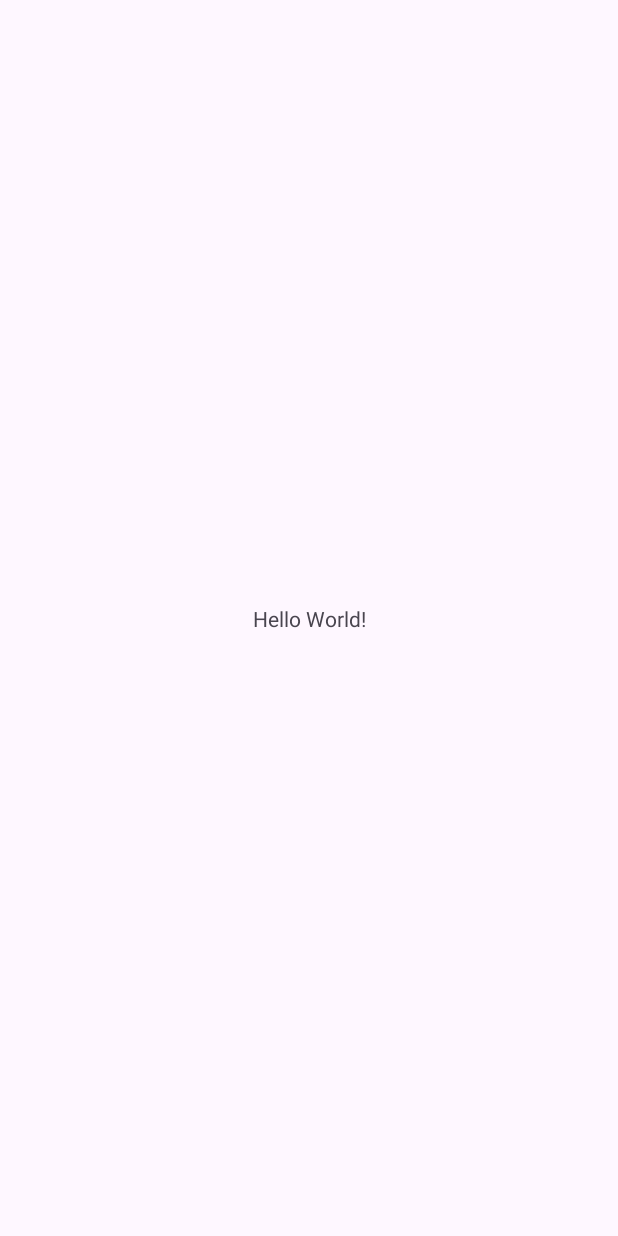
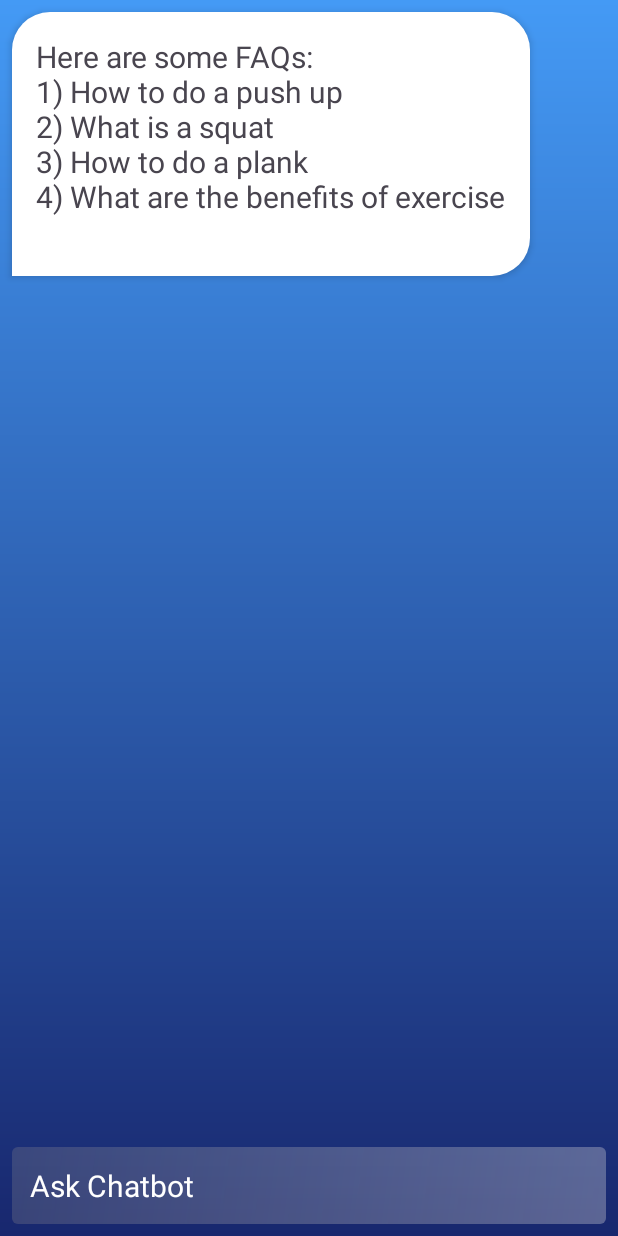
Before and after one commit to Liojn/MAD24_P01_Team1, an Android app: the screen it shows after launch (MainActivity before the commit, ChatbotActivity after it), on a phone screen of 412 x 824 dp. Before the commit the screen is almost empty. Run offline under Robolectric (Android 15) with nearby library versions, the phone set to English and light mode, and no system bars.

Commit message:
My Branch

```diff
--- /dev/null
+++ b/app/src/main/java/sg/edu/np/mad/fitnessultimate/activity/ChatbotActivity.java
@@ -0,0 +1,98 @@
+package sg.edu.np.mad.fitnessultimate.activity;
+
+import android.os.Bundle;
+import androidx.activity.EdgeToEdge;
+import androidx.appcompat.app.AppCompatActivity;
+import androidx.core.graphics.Insets;
+import androidx.core.view.ViewCompat;
+import androidx.core.view.WindowInsetsCompat;
+import androidx.recyclerview.widget.LinearLayoutManager;
+import androidx.recyclerview.widget.RecyclerView;
+import sg.edu.np.mad.fitnessultimate.R;
+import sg.edu.np.mad.fitnessultimate.adapter.MessageAdapter;
+import sg.edu.np.mad.fitnessultimate.model.ResponseMessage;
+import android.view.KeyEvent;
+import android.view.inputmethod.EditorInfo;
+import android.widget.EditText;
+import android.widget.TextView;
+import java.util.ArrayList;
+import java.util.List;
+
+public class ChatbotActivity extends AppCompatActivity {
+
+    EditText userInput;
+    RecyclerView recyclerView;
+    MessageAdapter messageAdapter;
+    List<ResponseMessage> responseMessageList;
+
+    @Override
+    protected void onCreate(Bundle savedInstanceState) {
+        super.onCreate(savedInstanceState);
+        EdgeToEdge.enable(this);
+        setContentView(R.layout.activity_chatbot);
+        ViewCompat.setOnApplyWindowInsetsListener(findViewById(R.id.main), (v, insets) -> {
+            Insets systemBars = insets.getInsets(WindowInsetsCompat.Type.systemBars());
+            v.setPadding(systemBars.left, systemBars.top, systemBars.right, systemBars.bottom);
+            return insets;
+        });
+
+        userInput = findViewById(R.id.userInput);
+        recyclerView = findViewById(R.id.conversation);
+        responseMessageList = new ArrayList<>();
+        messageAdapter = new MessageAdapter(responseMessageList, this);
+        recyclerView.setLayoutManager(new LinearLayoutManager(this, LinearLayoutManager.VERTICAL,false));
+        recyclerView.setAdapter(messageAdapter);
+
+
+        displayFaqMessage();
+
+        userInput.setOnEditorActionListener(new TextView.OnEditorActionListener() {
+            @Override
+            public boolean onEditorAction(TextView textView, int i, KeyEvent keyEvent) {
+                if (i == EditorInfo.IME_ACTION_SEND) {
+                    String userMessage = userInput.getText().toString().toLowerCase();
+                    addMessageToChat(userMessage, true);
+                    String botResponse = getResponseForMessage(userMessage);
+                    addMessageToChat(botResponse, false);
+                    userInput.setText("");  // Clear input field
+                }
+                return false;
+            }
+        });
+    }
+
+    private void displayFaqMessage() {
+        String faqMessage = "Here are some FAQs:\n1) How to do a push up\n2) What is a squat\n3) How to do a plank\n4) What are the benefits of exercise\n";
+        addMessageToChat(faqMessage, false);
+    }
+
+    private void addMessageToChat(String message, boolean isUser) {
+        ResponseMessage responseMessage = new ResponseMessage(message, isUser);
+        responseMessageList.add(responseMessage);
+        messageAdapter.notifyDataSetChanged();
+        if (!isLastVisible()) {
+            recyclerView.smoothScrollToPosition(messageAdapter.getItemCount() - 1);
+        }
+    }
+
+    private String getResponseForMessage(String message) {
+        if (message.contains("1") || message.contains("push up")) {
+            return "To do a push up, start in a plank position, lower your body until your chest nearly touches the floor, and then push back up.";
+        } else if (message.contains("2") || message.contains("squat")) {
+            return "A squat is a strength exercise in which you lower your hips from a standing position and then stand back up.";
+        } else if (message.contains("3") || message.contains("plank")) {
+            return "To do a plank, hold your body in a straight line in a push-up position, supporting your weight on your forearms and toes.";
+        } else if (message.contains("4") || message.contains("benefits of exercise")) {
+            return "Exercise has many benefits including improving cardiovascular health, strengthening muscles, and enhancing mental health.";
+        } else {
+            return "Sorry, I don't have an answer for that. Please ask another question.";
+        }
+    }
+
+    boolean isLastVisible() {
+        LinearLayoutManager layoutManager = ((LinearLayoutManager) recyclerView.getLayoutManager());
+        int pos = layoutManager.findLastCompletelyVisibleItemPosition();
+        int numItems = recyclerView.getAdapter().getItemCount();
+        return (pos >= numItems);
+    }
+}
--- a/app/src/main/java/sg/edu/np/mad/fitnessultimate/MainActivity.java
+++ b/app/src/main/java/sg/edu/np/mad/fitnessultimate/activity/MainActivity.java
@@ -1,4 +1,4 @@
-package sg.edu.np.mad.fitnessultimate;
+package sg.edu.np.mad.fitnessultimate.activity;
 
 import android.os.Bundle;
 
@@ -7,6 +7,8 @@ import androidx.appcompat.app.AppCompatActivity;
 import androidx.core.graphics.Insets;
 import androidx.core.view.ViewCompat;
 import androidx.core.view.WindowInsetsCompat;
+
+import sg.edu.np.mad.fitnessultimate.R;
 
 public class MainActivity extends AppCompatActivity {
 
--- /dev/null
+++ b/app/src/main/java/sg/edu/np/mad/fitnessultimate/adapter/MessageAdapter.java
@@ -0,0 +1,56 @@
+package sg.edu.np.mad.fitnessultimate.adapter;
+import android.content.Context;
+import android.view.LayoutInflater;
+import android.view.ViewGroup;
+
+import androidx.recyclerview.widget.RecyclerView;
+import android.view.View;
+
+import android.widget.TextView;
+
+import java.util.List;
+
+import sg.edu.np.mad.fitnessultimate.R;
+import sg.edu.np.mad.fitnessultimate.model.ResponseMessage;
+
+public class MessageAdapter extends RecyclerView.Adapter<MessageAdapter.CustomViewHolder> {
+
+    List<ResponseMessage> responseMessages;
+    Context context;
+    class CustomViewHolder extends RecyclerView.ViewHolder{
+        TextView textView;
+        public CustomViewHolder(View itemView) {
+            super(itemView);
+            textView = itemView.findViewById(R.id.textMessage);
+        }
+    }
+
+    public MessageAdapter(List<ResponseMessage> responseMessages, Context context) {
+        this.responseMessages = responseMessages;
+        this.context = context;
+    }
+
+    @Override
+    public int getItemViewType(int position) {
+        if(responseMessages.get(position).isMe()){
+            return R.layout.me_bubble;
+        }
+        return R.layout.bot_bubble;
+    }
+
+    @Override
+    public int getItemCount() {
+        return  responseMessages.size();
+    }
+
+    @Override
+    public CustomViewHolder onCreateViewHolder(ViewGroup parent, int viewType) {
+        return new CustomViewHolder(LayoutInflater.from(parent.getContext())
+                .inflate(viewType, parent, false));
+    }
+
+    @Override
+    public void onBindViewHolder(CustomViewHolder holder, int position) {
+        holder.textView.setText(responseMessages.get(position).getText());
+    }
+}
--- /dev/null
+++ b/app/src/main/java/sg/edu/np/mad/fitnessultimate/model/ResponseMessage.java
@@ -0,0 +1,28 @@
+package sg.edu.np.mad.fitnessultimate.model;
+
+public class ResponseMessage {
+
+    String text;
+    boolean isMe;
+
+    public ResponseMessage(String text, boolean isMe) {
+        this.text = text;
+        this.isMe = isMe;
+    }
+
+    public String getText() {
+        return text;
+    }
+
+    public void setText(String text) {
+        this.text = text;
+    }
+
+    public boolean isMe() {
+        return isMe;
+    }
+
+    public void setMe(boolean me) {
+        isMe = me;
+    }
+}
--- /dev/null
+++ b/app/src/main/res/drawable/bg_edit_text.xml
@@ -0,0 +1,11 @@
+<?xml version="1.0" encoding="utf-8"?>
+<shape xmlns:android="http://schemas.android.com/apk/res/android"
+    android:shape="rectangle">
+    <gradient
+        android:startColor="#448f8c8d"
+        android:endColor="#56dedcdd"
+        android:angle="315"
+        />
+    <corners
+        android:radius="4dp"/>
+</shape>
--- /dev/null
+++ b/app/src/main/res/drawable/bg_gradient.xml
@@ -0,0 +1,10 @@
+<?xml version="1.0" encoding="utf-8"?>
+<shape xmlns:android="http://schemas.android.com/apk/res/android">
+
+    <gradient
+        android:startColor="#18276e"
+        android:endColor="#449af5"
+        android:angle="90"
+        />
+
+</shape>
--- /dev/null
+++ b/app/src/main/res/drawable/bot_bubble.xml
@@ -0,0 +1,13 @@
+<?xml version="1.0" encoding="utf-8"?>
+<shape xmlns:android="http://schemas.android.com/apk/res/android">
+
+    <corners
+        android:topRightRadius="25dp"
+        android:topLeftRadius="25dp"
+        android:bottomRightRadius="25dp"/>
+
+    <gradient
+        android:startColor="#fff"
+        android:endColor="#fff"/>
+
+</shape>
--- /dev/null
+++ b/app/src/main/res/drawable/me_bubble.xml
@@ -0,0 +1,12 @@
+<?xml version="1.0" encoding="utf-8"?>
+<shape xmlns:android="http://schemas.android.com/apk/res/android">
+
+        <corners
+            android:topLeftRadius="25dp"
+            android:topRightRadius="25dp"
+            android:bottomLeftRadius="25dp"/>
+
+        <gradient
+            android:startColor="#fff"
+            android:endColor="#fff"/>
+</shape>
--- /dev/null
+++ b/app/src/main/res/layout/activity_chatbot.xml
@@ -0,0 +1,34 @@
+<?xml version="1.0" encoding="utf-8"?>
+<RelativeLayout xmlns:android="http://schemas.android.com/apk/res/android"
+    xmlns:app="http://schemas.android.com/apk/res-auto"
+    xmlns:tools="http://schemas.android.com/tools"
+    android:layout_width="match_parent"
+    android:layout_height="match_parent"
+    android:background="@drawable/bg_gradient"
+    android:id="@+id/main"
+    tools:context=".activity.ChatbotActivity">
+
+
+  <androidx.recyclerview.widget.RecyclerView
+      android:id="@+id/conversation"
+      android:layout_width="match_parent"
+      android:layout_height="match_parent"
+      android:layout_above="@+id/userInput"
+      android:textSize="16sp" />
+
+  <EditText
+      android:id="@+id/userInput"
+      android:layout_height="wrap_content"
+      android:layout_width="match_parent"
+      android:layout_alignParentBottom="true"
+      android:layout_margin="8dp"
+      android:background="@drawable/bg_edit_text"
+      android:hint="Ask Chatbot"
+      android:inputType="text"
+      android:textColor="#fff"
+      android:padding="12dp"
+      android:imeActionId="4"
+      android:imeOptions="actionSend"
+      android:textColorHint="#fff"
+      android:textSize="20sp"/>
+</RelativeLayout>
--- a/app/src/main/res/layout/activity_main.xml
+++ b/app/src/main/res/layout/activity_main.xml
@@ -5,15 +5,6 @@
     android:id="@+id/main"
     android:layout_width="match_parent"
     android:layout_height="match_parent"
-    tools:context=".MainActivity">
-
-    <TextView
-        android:layout_width="wrap_content"
-        android:layout_height="wrap_content"
-        android:text="Hello World!"
-        app:layout_constraintBottom_toBottomOf="parent"
-        app:layout_constraintEnd_toEndOf="parent"
-        app:layout_constraintStart_toStartOf="parent"
-        app:layout_constraintTop_toTopOf="parent" />
+    tools:context=".activity.MainActivity">
 
 </androidx.constraintlayout.widget.ConstraintLayout>
--- /dev/null
+++ b/app/src/main/res/layout/bot_bubble.xml
@@ -0,0 +1,17 @@
+<?xml version="1.0" encoding="utf-8"?>
+<RelativeLayout xmlns:android="http://schemas.android.com/apk/res/android"
+    android:layout_width="match_parent"
+    android:layout_height="wrap_content">
+
+
+    <TextView
+        android:id="@+id/textMessage"
+        android:layout_width="wrap_content"
+        android:layout_height="wrap_content"
+        android:layout_margin="8dp"
+        android:elevation="3dp"
+        android:background="@drawable/bot_bubble"
+        android:padding="16dp"
+        android:textSize="20sp"/>
+
+</RelativeLayout>
--- /dev/null
+++ b/app/src/main/res/layout/me_bubble.xml
@@ -0,0 +1,18 @@
+<?xml version="1.0" encoding="utf-8"?>
+<RelativeLayout xmlns:android="http://schemas.android.com/apk/res/android"
+    android:layout_width="match_parent"
+    android:layout_height="wrap_content">
+
+    <TextView xmlns:android="http://schemas.android.com/apk/res/android"
+        android:id="@+id/textMessage"
+        android:layout_width="wrap_content"
+        android:layout_height="wrap_content"
+        android:layout_margin="8dp"
+        android:elevation="3dp"
+        android:background="@drawable/me_bubble"
+        android:layout_alignParentEnd="true"
+        android:padding="16dp"
+        android:textColor="#18276e"
+        android:textSize="20sp" />
+
+</RelativeLayout>
```
Also changed, not shown: app/src/main/AndroidManifest.xml (+9 -2 lines).
